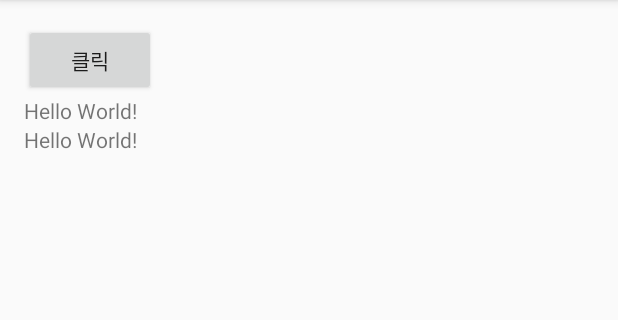
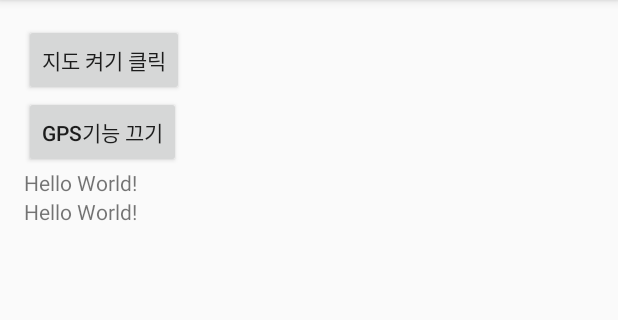
Before and after one commit to KwonGiho/LocationTest, an Android app: the screen it shows after launch (MainActivity), on a phone screen of 412 x 824 dp, the part 84-404 px from its top. Run offline under Robolectric (Android 15) with nearby library versions, the phone set to English and light mode, and no system bars; our stand-ins replace ButterKnife.

Commit message:
first commit h

```diff
--- a/app/src/main/java/com/example/kwongyo/locationtest/MainActivity.java
+++ b/app/src/main/java/com/example/kwongyo/locationtest/MainActivity.java
@@ -31,6 +31,10 @@ public class MainActivity extends AppCompatActivity {
 
 
     }
+    @OnClick(R.id.gpsShutdown)
+    public void shutdown(View v) {
+        gps.stopUsingGPS();
+    }
     @OnClick(R.id.btn)
     public void click(View v) {
         gps = new GpsInfo(MainActivity.this);
--- a/app/src/main/res/layout/activity_main.xml
+++ b/app/src/main/res/layout/activity_main.xml
@@ -11,7 +11,13 @@
         android:id="@+id/btn"
         android:layout_width="wrap_content"
         android:layout_height="wrap_content"
-        android:text="클릭"
+        android:text="지도 켜기 클릭"
+        />
+    <Button
+        android:id="@+id/gpsShutdown"
+        android:layout_width="wrap_content"
+        android:layout_height="wrap_content"
+        android:text="gps기능 끄기"
         />
     <TextView
         android:id="@+id/latituteField"
```
Also changed, not shown: app/src/main/java/com/example/kwongyo/locationtest/BroadC.java (added, +18 -0 lines), app/src/main/java/com/example/kwongyo/locationtest/GpsInfo.java (+3 -8 lines).
